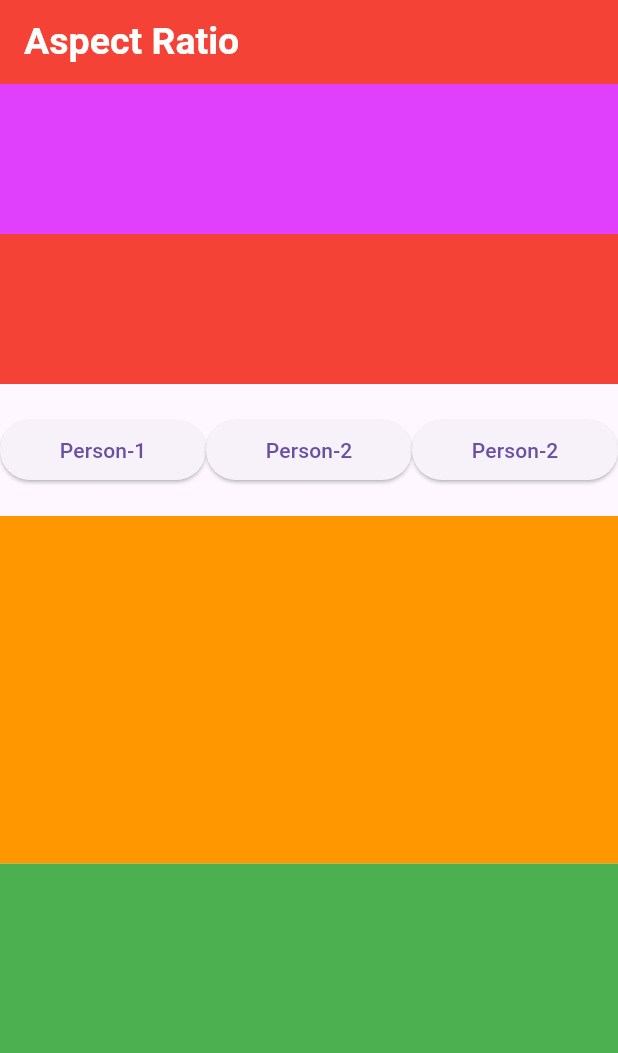
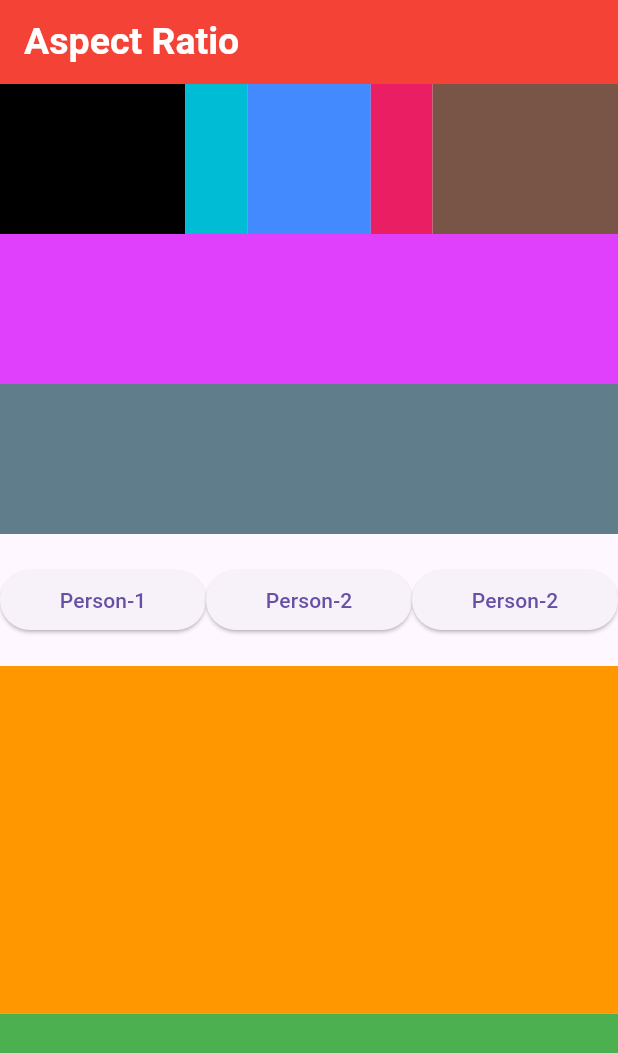
Before and after one commit to safaat260/Ostad_Flutter, a Flutter app: the screen it shows after launch, on a phone screen of 412 x 824 dp. Shown: the top 1053 px of the screen. Run offline on Flutter 3.47's test engine with Material 3 defaults, Android fonts, the phone set to English and light mode, and no system bars.

Commit message:
felxible and flex

```diff
--- a/lib/Module_09/class 2/aspect_ratio-home.dart
+++ b/lib/Module_09/class 2/aspect_ratio-home.dart
@@ -28,6 +28,50 @@ class _aspect_homeState extends State<aspect_home> {
         child: Column(
           children: [
 
+            //felxible and flex
+            Row(
+              children: [
+                Flexible(
+                  flex: 3,
+                  child: Container(
+                    height: 100,
+                    color: Colors.black,
+                  ),
+                ),
+
+                Flexible(
+                  child: Container(
+                    height: 100,
+                    color: Colors.cyan,
+                  ),
+                ),
+
+                Flexible(
+                  flex: 2,
+                  child: Container(
+                    height: 100,
+                    color: Colors.blueAccent,
+                  ),
+                ),
+
+                Flexible(
+                  child: Container(
+                    height: 100,
+                    color: Colors.pink,
+                  ),
+                ),
+
+                Flexible(
+                  flex: 3,
+                  child: Container(
+                    height: 100,
+                    color: Colors.brown,
+                  ),
+                ),
+
+              ],
+            ),
+
             Column(
               children: [
 
@@ -37,7 +81,7 @@ class _aspect_homeState extends State<aspect_home> {
                 ),
                 Container(
                   height: 100,
-                  color: Colors.red,
+                  color: Colors.blueGrey,
                 ),
 
               ],
```
